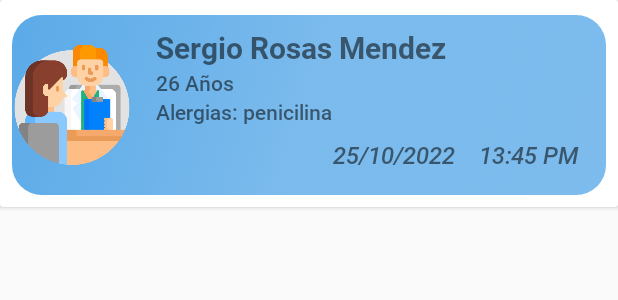
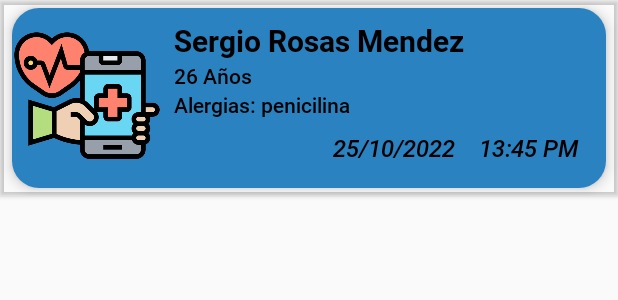
Before and after one commit to Rossnok/MedAppointment, an Android app: the layout card_view_citas_programadas.xml on its own in the app's theme, with its tools: preview values and no code run, on a phone screen of 412 x 824 dp. Shown: the top 300 px of the screen. Run offline under Robolectric (Android 15) with nearby library versions, the phone set to English and light mode, and no system bars.

Commit message:
nueva version recyclerView

```diff
--- a/app/src/main/res/drawable/card_view_cita_proxima_stile.xml
+++ b/app/src/main/res/drawable/card_view_cita_proxima_stile.xml
@@ -2,14 +2,8 @@
 <selector xmlns:android="http://schemas.android.com/apk/res/android">
     <item>
         <shape android:shape="rectangle">
-            <solid android:color="#0862FF"/>
-            <corners android:radius="20dp"/>
-            <gradient
-                android:angle="315"
-                android:startColor="#5BAAE8"
-                android:centerColor="#CD5BAAE8"
-                android:endColor="#CB5BAAE8"
-                />
+            <solid android:color="#2B82C1"/>
+            <corners android:radius="18dp"/>
         </shape>
     </item>
 </selector>
--- /dev/null
+++ b/app/src/main/res/drawable/card_view_divider.xml
@@ -0,0 +1,6 @@
+<?xml version="1.0" encoding="utf-8"?>
+<shape xmlns:android="http://schemas.android.com/apk/res/android"
+    android:shape="rectangle">
+    <size android:height="1dp"/>
+    <solid android:color="@color/black"/>
+</shape>
--- a/app/src/main/res/layout/card_view_citas_programadas.xml
+++ b/app/src/main/res/layout/card_view_citas_programadas.xml
@@ -2,23 +2,25 @@
 <androidx.cardview.widget.CardView xmlns:android="http://schemas.android.com/apk/res/android"
     android:layout_width="match_parent"
     android:layout_height="wrap_content"
-    android:orientation="horizontal">
+    xmlns:app="http://schemas.android.com/apk/res-auto"
+    android:orientation="horizontal"
+    app:cardBackgroundColor="@android:color/transparent">
 
 <LinearLayout
     android:layout_width="match_parent"
     android:layout_height="wrap_content"
-    android:layout_marginTop="10dp"
+    android:background="@drawable/card_view_cita_proxima_stile"
+    android:layout_gravity="center_horizontal"
+    android:elevation="5dp"
     android:layout_marginLeft="8dp"
     android:layout_marginRight="8dp"
-    android:layout_marginBottom="8dp"
-    android:background="@drawable/card_view_cita_proxima_stile"
-    android:layout_gravity="center_horizontal">
+    android:layout_marginTop="5dp"
+    android:layout_marginBottom="5dp">
 
     <ImageView
-        android:layout_width="80dp"
+        android:layout_width="100dp"
         android:layout_height="120dp"
-        android:layout_marginRight="8dp"
-        android:src="@drawable/doctor"/>
+        android:src="@drawable/proximas_citas_background"/>
 
     <LinearLayout
         android:layout_width="match_parent"
@@ -36,7 +38,8 @@
             android:layout_marginBottom="0dp"
             android:fontFamily="@font/roboto_bold"
             android:text="Sergio Rosas Mendez"
-            android:textSize="20dp"/>
+            android:textSize="20dp"
+            android:textColor="@color/black"/>
 
         <TextView
             android:id="@+id/edadPacienteCardViewCitas"
@@ -45,7 +48,8 @@
             android:layout_marginBottom="0dp"
             android:fontFamily="@font/roboto_medium"
             android:text="26 Años"
-            android:textSize="14dp"/>
+            android:textSize="14dp"
+            android:textColor="@color/black"/>
 
         <TextView
             android:id="@+id/alergiasPacienteCardViewCitas"
@@ -54,7 +58,8 @@
             android:layout_marginBottom="0dp"
             android:fontFamily="@font/roboto_medium"
             android:text="Alergias: penicilina"
-            android:textSize="14dp"/>
+            android:textSize="14dp"
+            android:textColor="@color/black"/>
 
         <LinearLayout
             android:layout_width="wrap_content"
@@ -71,7 +76,8 @@
                 android:layout_marginBottom="8dp"
                 android:fontFamily="@font/roboto_mediumitalic"
                 android:text="25/10/2022"
-                android:textSize="16dp" />
+                android:textSize="16dp"
+                android:textColor="@color/black"/>
 
             <TextView
                 android:id="@+id/horaPacienteCardViewCitas"
@@ -80,9 +86,9 @@
                 android:layout_marginLeft="16dp"
                 android:fontFamily="@font/roboto_mediumitalic"
                 android:text="13:45 PM"
-                android:textSize="16dp" />
+                android:textSize="16dp"
+                android:textColor="@color/black"/>
         </LinearLayout>
     </LinearLayout>
 </LinearLayout>
-
 </androidx.cardview.widget.CardView>
--- a/app/src/main/res/layout/fragment_home.xml
+++ b/app/src/main/res/layout/fragment_home.xml
@@ -27,7 +27,7 @@
 
             <TextView
                 android:id="@+id/textView4"
-                android:layout_width="282dp"
+                android:layout_width="wrap_content"
                 android:layout_height="wrap_content"
                 android:layout_gravity="center"
                 android:layout_marginLeft="16dp"
```
Also changed, not shown: app/src/main/java/com/example/medicalonlineapp/fragments/Citas.kt (+9 -0 lines), app/src/main/res/layout/fragment_citas.xml (+4 -17 lines), app/src/main/res/drawable/proximas_citas_background.png (added).
